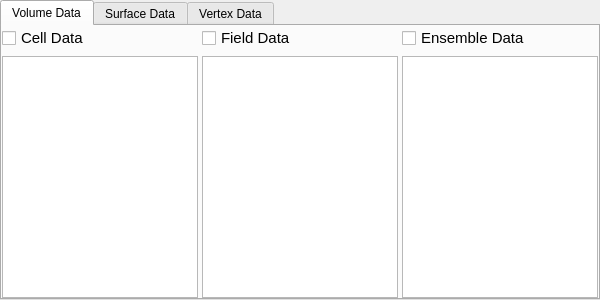
Above: Source/PipelineBuilder/UI_Files/ArraySelectionWidget.ui from BlueQuartzSoftware/DREAM3D before the change. Below: the same form after it.
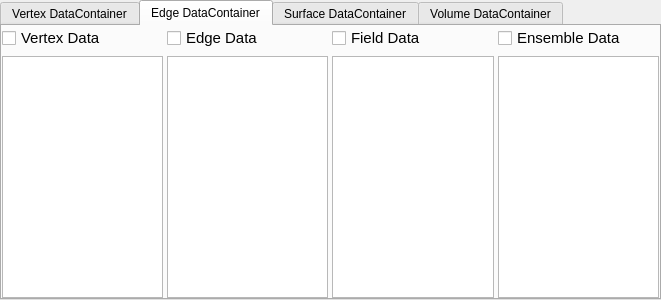
That is the form after the change. The open tabs and pages were chosen to show the change.

```diff
--- a/Source/PipelineBuilder/UI_Files/ArraySelectionWidget.ui
+++ b/Source/PipelineBuilder/UI_Files/ArraySelectionWidget.ui
@@ -6,7 +6,7 @@
    <rect>
     <x>0</x>
     <y>0</y>
-    <width>600</width>
+    <width>661</width>
     <height>300</height>
    </rect>
   </property>
@@ -22,9 +22,9 @@
   <property name="currentIndex">
    <number>0</number>
   </property>
-  <widget class="QWidget" name="volume_data">
+  <widget class="QWidget" name="vertex_data">
    <attribute name="title">
-    <string>Volume Data</string>
+    <string>Vertex DataContainer</string>
    </attribute>
    <layout class="QGridLayout" name="gridLayout">
     <property name="horizontalSpacing">
@@ -37,16 +37,13 @@
      <number>0</number>
     </property>
     <item row="1" column="0">
-     <widget class="QListWidget" name="volumeCellArrayList"/>
+     <widget class="QListWidget" name="vertexVertexArrayList"/>
     </item>
-    <item row="1" column="2">
-     <widget class="QListWidget" name="volumeEnsembleArrayList"/>
-    </item>
     <item row="1" column="1">
-     <widget class="QListWidget" name="volumeFieldArrayList"/>
+     <widget class="QListWidget" name="vertexFieldArrayList"/>
     </item>
     <item row="0" column="0">
-     <widget class="QCheckBox" name="volumeCellCB">
+     <widget class="QCheckBox" name="vertexVertexCB">
       <property name="styleSheet">
        <string notr="true">QCheckBox 
 {
@@ -62,7 +59,7 @@
      </widget>
     </item>
     <item row="0" column="1">
-     <widget class="QCheckBox" name="volumeFieldCB">
+     <widget class="QCheckBox" name="vertexFieldCB">
       <property name="styleSheet">
        <string notr="true">QCheckBox 
 {
@@ -78,7 +75,7 @@
      </widget>
     </item>
     <item row="0" column="2">
-     <widget class="QCheckBox" name="volumeEnsembleCB">
+     <widget class="QCheckBox" name="vertexEnsembleCB">
       <property name="styleSheet">
        <string notr="true">QCheckBox 
 {
@@ -88,8 +85,85 @@
       <property name="text">
        <string>Ensemble Data</string>
       </property>
-      <property name="tristate">
-       <bool>true</bool>
+     </widget>
+    </item>
+   </layout>
+  </widget>
+  <widget class="QWidget" name="edge_data">
+   <attribute name="title">
+    <string>Edge DataContainer</string>
+   </attribute>
+   <layout class="QGridLayout" name="gridLayout_5">
+    <property name="horizontalSpacing">
+     <number>4</number>
+    </property>
+    <property name="verticalSpacing">
+     <number>6</number>
+    </property>
+    <property name="margin">
+     <number>0</number>
+    </property>
+    <item row="1" column="2">
+     <widget class="QListWidget" name="edgeFieldArrayList"/>
+    </item>
+    <item row="1" column="1">
+     <widget class="QListWidget" name="edgeEdgeArrayList"/>
+    </item>
+    <item row="1" column="0">
+     <widget class="QListWidget" name="edgeVertexArrayList"/>
+    </item>
+    <item row="1" column="3">
+     <widget class="QListWidget" name="edgeEnsembleArrayList"/>
+    </item>
+    <item row="0" column="1">
+     <widget class="QCheckBox" name="edgeEdgeCB">
+      <property name="styleSheet">
+       <string notr="true">QCheckBox 
+{
+font-size: 11pt;
+}</string>
+      </property>
+      <property name="text">
+       <string>Edge Data</string>
+      </property>
+     </widget>
+    </item>
+    <item row="0" column="0">
+     <widget class="QCheckBox" name="edgeVertexCB">
+      <property name="styleSheet">
+       <string notr="true">QCheckBox 
+{
+font-size: 11pt;
+}</string>
+      </property>
+      <property name="text">
+       <string>Vertex Data</string>
+      </property>
+     </widget>
+    </item>
+    <item row="0" column="2">
+     <widget class="QCheckBox" name="edgeFieldCB">
+      <property name="styleSheet">
+       <string notr="true">QCheckBox 
+{
+font-size: 11pt;
+}</string>
+      </property>
+      <property name="text">
+       <string>Field Data</string>
+      </property>
+     </widget>
+    </item>
+    <item row="0" column="3">
+     <widget class="QCheckBox" name="edgeEnsembleCB">
+      <property name="styleSheet">
+       <string notr="true">QCheckBox 
+{
+font-size: 11pt;
+}</string>
+      </property>
+      <property name="text">
+       <string>Ensemble Data</string>
       </property>
      </widget>
     </item>
@@ -97,7 +171,7 @@
   </widget>
   <widget class="QWidget" name="surface_data">
    <attribute name="title">
-    <string>Surface Data</string>
+    <string>Surface DataContainer</string>
    </attribute>
    <layout class="QGridLayout" name="gridLayout_2">
     <property name="horizontalSpacing">
@@ -206,9 +280,9 @@
     </item>
    </layout>
   </widget>
-  <widget class="QWidget" name="vertex_data">
+  <widget class="QWidget" name="volume_data">
    <attribute name="title">
-    <string>Vertex Data</string>
+    <string>Volume DataContainer</string>
    </attribute>
    <layout class="QGridLayout" name="gridLayout_3">
     <property name="horizontalSpacing">
@@ -220,32 +294,53 @@
     <property name="margin">
      <number>0</number>
     </property>
-    <item row="0" column="0">
-     <widget class="QLabel" name="label_8">
+    <item row="0" column="3">
+     <widget class="QCheckBox" name="volumeCellCB">
+      <property name="styleSheet">
+       <string notr="true">QCheckBox 
+{
+font-size: 11pt;
+}</string>
+      </property>
       <property name="text">
        <string>Vertex Data</string>
       </property>
      </widget>
     </item>
-    <item row="0" column="1">
-     <widget class="QLabel" name="label_9">
+    <item row="0" column="4">
+     <widget class="QCheckBox" name="volumeFieldCB">
+      <property name="styleSheet">
+       <string notr="true">QCheckBox 
+{
+font-size: 11pt;
+}</string>
+      </property>
       <property name="text">
        <string>Field Data</string>
       </property>
      </widget>
     </item>
-    <item row="0" column="2">
-     <widget class="QLabel" name="label_10">
+    <item row="1" column="4">
+     <widget class="QListWidget" name="volumeFieldArrayList"/>
+    </item>
+    <item row="1" column="5">
+     <widget class="QListWidget" name="volumeEnsembleArrayList"/>
+    </item>
+    <item row="0" column="5">
+     <widget class="QCheckBox" name="volumeEnsembleCB">
+      <property name="styleSheet">
+       <string notr="true">QCheckBox 
+{
+font-size: 11pt;
+}</string>
+      </property>
       <property name="text">
        <string>Ensemble Data</string>
       </property>
      </widget>
     </item>
-    <item row="1" column="0">
-     <widget class="QListWidget" name="vertexVertexArrayList"/>
-    </item>
-    <item row="1" column="1">
-     <widget class="QListWidget" name="vertexFieldArrayList"/>
+    <item row="1" column="3">
+     <widget class="QListWidget" name="volumeCellArrayList"/>
     </item>
     <item row="1" column="2">
      <widget class="QListWidget" name="vertexEnsembleArrayList"/>
```
Left out of the diff: 75 changed lines with no effect on the pictures.
